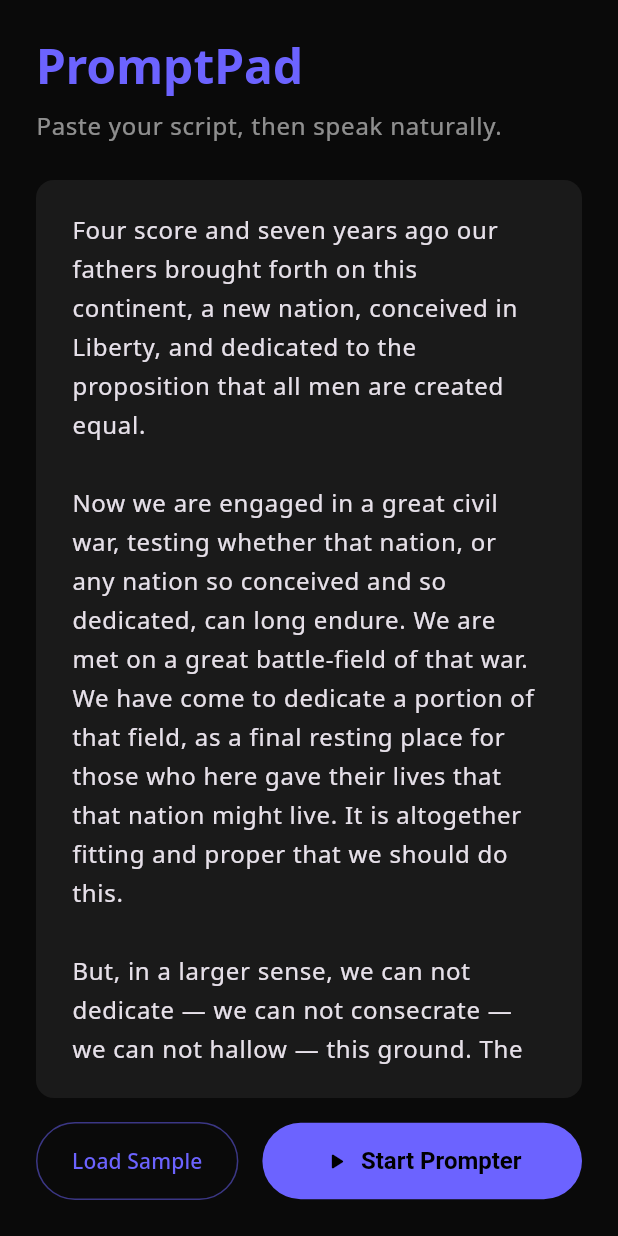
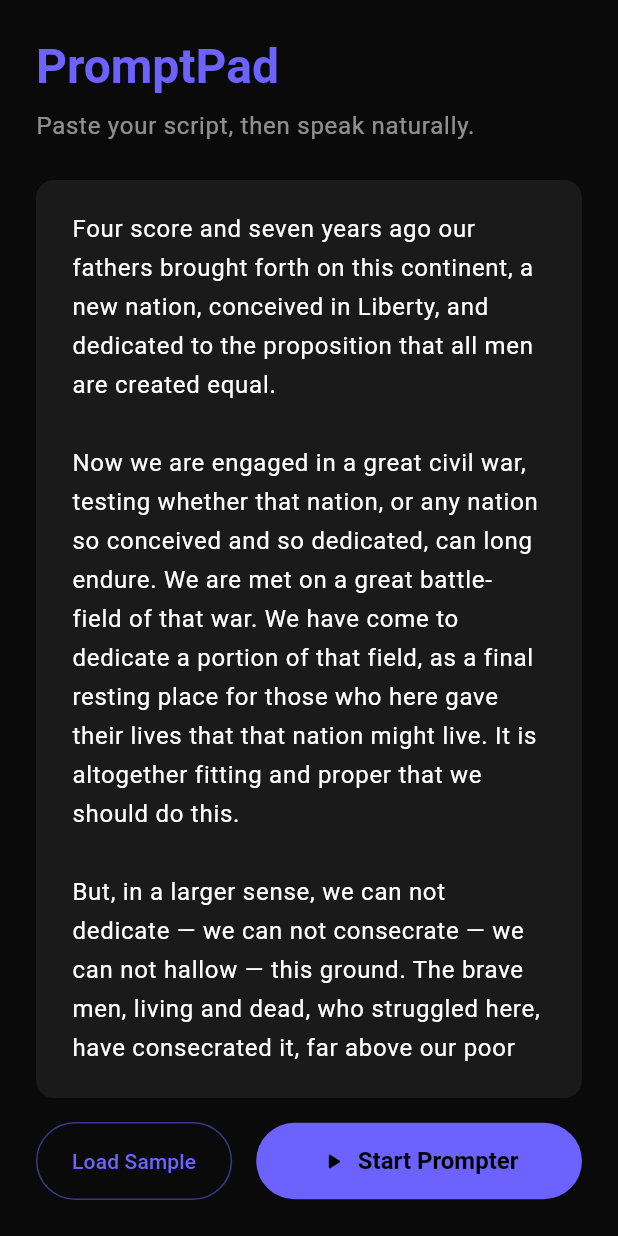
Before and after one commit to Yukk1No/promptpad, a Flutter app: the screen it shows after launch, after a tap on "Load Sample", on a phone screen of 412 x 824 dp. Run offline on Flutter 3.47's test engine with Material 3 defaults, Android fonts, the phone set to English and light mode, and no system bars; our stand-ins replace speech_to_text.

Commit message:
Fix black screen: remove google_fonts, await orientation, drop immersive mode
- google_fonts requires network to download fonts on first launch;
  on dark background with no fonts loaded, screen appears black
- setPreferredOrientations is async but wasn't awaited
- immersiveSticky can block Flutter engine init on some iOS versions
- Use system font (.SF Pro Text) instead

Co-Authored-By: Claude Opus 4.6 (1M context) <noreply@anthropic.com>

```diff
--- a/lib/app.dart
+++ b/lib/app.dart
@@ -1,5 +1,4 @@
 import 'package:flutter/material.dart';
-import 'package:google_fonts/google_fonts.dart';
 import 'screens/home_screen.dart';
 
 class PromptPadApp extends StatelessWidget {
@@ -18,9 +17,7 @@ class PromptPadApp extends StatelessWidget {
           secondary: Color(0xFF03DAC6),
           surface: Color(0xFF121212),
         ),
-        textTheme: GoogleFonts.notoSansTextTheme(
-          ThemeData.dark().textTheme,
-        ),
+        fontFamily: '.SF Pro Text',
       ),
       home: const HomeScreen(),
     );
--- a/lib/main.dart
+++ b/lib/main.dart
@@ -2,13 +2,12 @@ import 'package:flutter/material.dart';
 import 'package:flutter/services.dart';
 import 'app.dart';
 
-void main() {
+void main() async {
   WidgetsFlutterBinding.ensureInitialized();
-  SystemChrome.setPreferredOrientations([
+  await SystemChrome.setPreferredOrientations([
     DeviceOrientation.landscapeLeft,
     DeviceOrientation.landscapeRight,
     DeviceOrientation.portraitUp,
   ]);
-  SystemChrome.setEnabledSystemUIMode(SystemUiMode.immersiveSticky);
   runApp(const PromptPadApp());
 }
--- a/pubspec.yaml
+++ b/pubspec.yaml
@@ -12,7 +12,6 @@ dependencies:
   speech_to_text: ^7.0.0
   permission_handler: ^11.3.0
   shared_preferences: ^2.2.0
-  google_fonts: ^6.1.0
 
 dev_dependencies:
   flutter_test:
```
Also changed, not shown: pubspec.lock.
